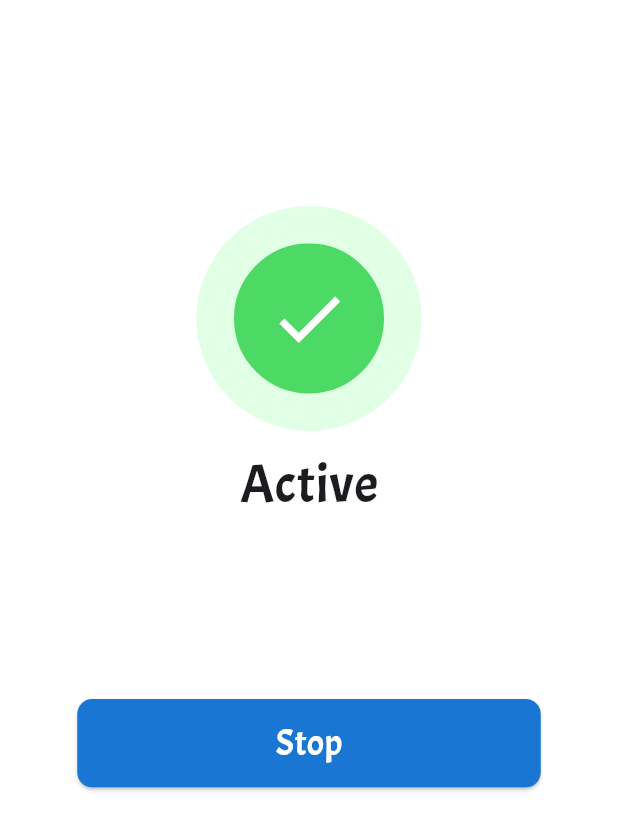
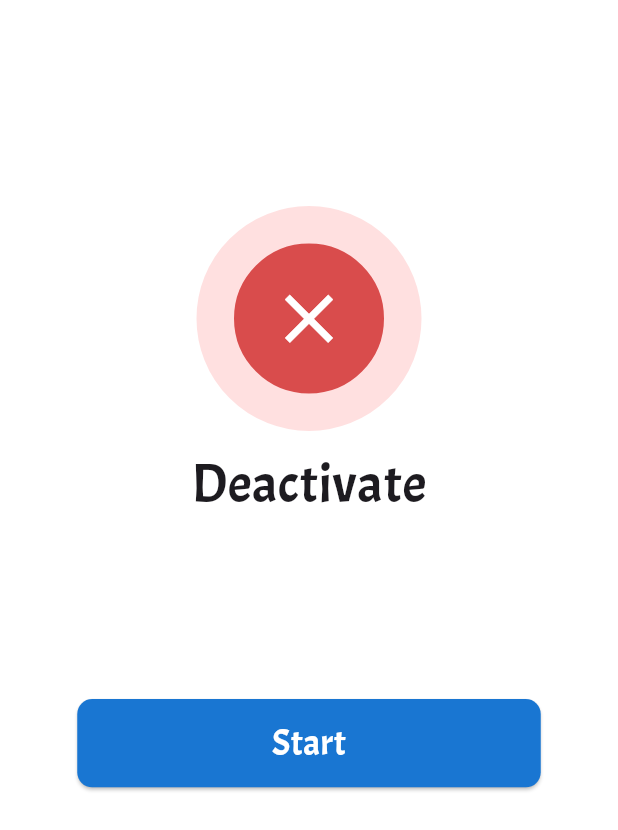
Before and after one commit to sajidrec/flutter_zini_pay, a Flutter app: the screen it shows after launch, on a phone screen of 412 x 824 dp. Shown: the top 830 px of the screen. Run offline on Flutter 3.47's test engine with Material 3 defaults, Android fonts, the phone set to English and light mode, and no system bars; our stand-ins replace dio, fluttertoast, get.

Commit message:
homepage ui design with proper interaction

```diff
--- a/lib/controller_binder.dart
+++ b/lib/controller_binder.dart
@@ -1,9 +1,12 @@
 import 'package:get/get.dart';
 import 'package:zini_app/presentation/state_holders/login_page_controller.dart';
+
+import 'presentation/state_holders/home_page_controller.dart';
 
 class ControllerBinder extends Bindings {
   @override
   void dependencies() {
     Get.put(LoginPageController());
+    Get.put(HomePageController());
   }
 }
--- a/lib/presentation/pages/home_page.dart
+++ b/lib/presentation/pages/home_page.dart
@@ -2,6 +2,7 @@ import 'dart:math';
 
 import 'package:flutter/material.dart';
 import 'package:get/get.dart';
+import 'package:zini_app/presentation/state_holders/home_page_controller.dart';
 import 'package:zini_app/presentation/utility/app_colors.dart';
 
 class HomePage extends StatelessWidget {
@@ -14,16 +15,22 @@ class HomePage extends StatelessWidget {
         body: SingleChildScrollView(
           child: Padding(
             padding: EdgeInsets.symmetric(horizontal: Get.width / 8),
-            child: Column(
+            child: GetBuilder<HomePageController>(
+              builder: (homePageController) {
+                return Column(
                   children: [
                     SizedBox(
                       height: Get.height / 6,
                     ),
-                _buildCheckMark(),
+                    homePageController.smsSyncActive
+                        ? _buildCorrectCheckMark()
+                        : _buildCrossCheckMark(),
                     const SizedBox(height: 10),
-                const Text(
-                  "Active",
-                  style: TextStyle(
+                    Text(
+                      homePageController.smsSyncActive
+                          ? "Active"
+                          : "Deactivate",
+                      style: const TextStyle(
                         fontSize: 36,
                         fontFamily: "Acme",
                       ),
@@ -31,6 +38,8 @@ class HomePage extends StatelessWidget {
                     SizedBox(height: Get.height / 7),
                     _buildStartStopButton(),
                   ],
+                );
+              },
             ),
           ),
         ),
@@ -42,8 +51,11 @@ class HomePage extends StatelessWidget {
     return SizedBox(
       width: double.maxFinite,
       height: max(Get.height / 14, 50),
-      child: ElevatedButton(
-        onPressed: () {},
+      child: GetBuilder<HomePageController>(builder: (homePageController) {
+        return ElevatedButton(
+          onPressed: () async {
+            await homePageController.startStopSmsSync();
+          },
           style: ButtonStyle(
             shape: WidgetStatePropertyAll(
               RoundedRectangleBorder(
@@ -51,18 +63,19 @@ class HomePage extends StatelessWidget {
               ),
             ),
           ),
-        child: const Text(
-          "Stop",
-          style: TextStyle(
+          child: Text(
+            homePageController.smsSyncActive ? "Stop" : "Start",
+            style: const TextStyle(
               fontFamily: "Acme",
               fontSize: 24,
             ),
           ),
-      ),
+        );
+      }),
     );
   }
 
-  Widget _buildCheckMark() {
+  Widget _buildCorrectCheckMark() {
     return Container(
       height: 150,
       width: 150,
@@ -81,4 +94,24 @@ class HomePage extends StatelessWidget {
       ),
     );
   }
+
+  Widget _buildCrossCheckMark() {
+    return Container(
+      height: 150,
+      width: 150,
+      decoration: BoxDecoration(
+        color: AppColors.forwardDeactivateRed,
+        borderRadius: BorderRadius.circular(100),
+        border: Border.all(
+          color: AppColors.backwardDeactivateRed,
+          width: 25,
+        ),
+      ),
+      child: Icon(
+        Icons.close,
+        color: AppColors.elevatedButtonTextColor,
+        size: 55,
+      ),
+    );
   }
+}
--- /dev/null
+++ b/lib/presentation/state_holders/home_page_controller.dart
@@ -0,0 +1,13 @@
+import 'package:get/get.dart';
+
+class HomePageController extends GetxController {
+  bool _smsSyncActive = false;
+
+  bool get smsSyncActive => _smsSyncActive;
+
+  Future<void> startStopSmsSync() async {
+    _smsSyncActive = !_smsSyncActive;
+
+    update();
+  }
+}
--- a/lib/presentation/utility/app_colors.dart
+++ b/lib/presentation/utility/app_colors.dart
@@ -9,4 +9,6 @@ class AppColors {
   static Color disabledBorderBgColor = const Color(0xffd3d3d3);
   static Color backwardActiveGreen = const Color(0xffe0ffe5);
   static Color forwardActiveGreen = const Color(0xff4cd964);
+  static Color backwardDeactivateRed = const Color(0xffffe0e0);
+  static Color forwardDeactivateRed = const Color(0xffd94c4c);
 }
```
Lines whose indentation alone changed are shown as unchanged.
